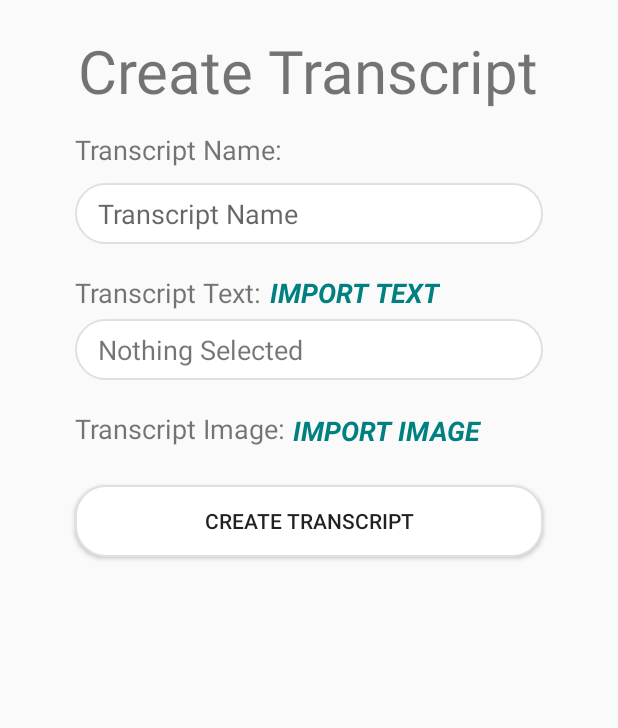
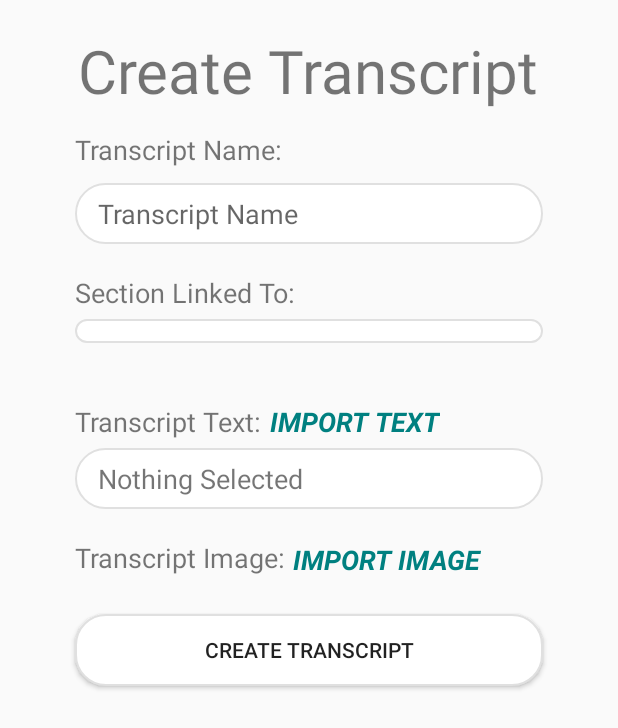
Before and after one commit to aquaimpact/VoiceProcedures, an Android app: the layout activity_create_transcript.xml on its own in the app's theme, with its tools: preview values and no code run, on a phone screen of 412 x 824 dp. Shown: the top 728 px of the screen. Run offline under Robolectric (Android 15) with nearby library versions, the phone set to English and light mode, and no system bars.

Commit message:
Made Changes To DB

```diff
--- a/app/src/main/res/layout/activity_create_transcript.xml
+++ b/app/src/main/res/layout/activity_create_transcript.xml
@@ -55,6 +55,44 @@
             <TextView
                 android:layout_width="wrap_content"
                 android:layout_height="wrap_content"
+                android:text="Section Linked To:"
+                android:layout_above="@+id/sectionlinked"
+                android:layout_marginLeft="50dp"
+                android:textSize="18sp"
+                android:layout_marginBottom="5dp"
+                />
+
+            <Spinner
+                android:paddingBottom="8dp"
+                android:paddingRight="15dp"
+                android:paddingTop="8dp"
+                android:background="@drawable/outline"
+                android:id="@+id/sectionlinked"
+                android:layout_width="match_parent"
+                android:layout_height="wrap_content"
+                android:layout_marginLeft="50dp"
+                android:layout_marginRight="50dp"
+                android:layout_marginBottom="70dp"
+                android:layout_below="@+id/transname"
+                android:spinnerMode="dropdown"
+                />
+
+
+            <TextView
+                android:visibility="gone"
+                android:id="@+id/wowtrans"
+                android:layout_width="wrap_content"
+                android:layout_height="wrap_content"
+                android:text=""
+                android:layout_below="@+id/createsubChapter"
+                android:layout_marginLeft="50dp"
+                android:textSize="18sp"
+                android:layout_marginBottom="5dp"
+                />
+
+            <TextView
+                android:layout_width="wrap_content"
+                android:layout_height="wrap_content"
                 android:text="Transcript Text:"
                 android:layout_above="@+id/transtext"
                 android:layout_marginLeft="50dp"
@@ -79,7 +117,7 @@
 
             <ScrollView
                 android:id="@+id/transtext"
-                android:layout_below="@+id/transname"
+                android:layout_below="@+id/sectionlinked"
                 android:layout_width="match_parent"
                 android:layout_marginLeft="50dp"
                 android:layout_marginRight="50dp"
```
Also changed, not shown: app/src/main/java/com/example/voiceprocedures/DatabaseHelper.java (+19 -2 lines).
